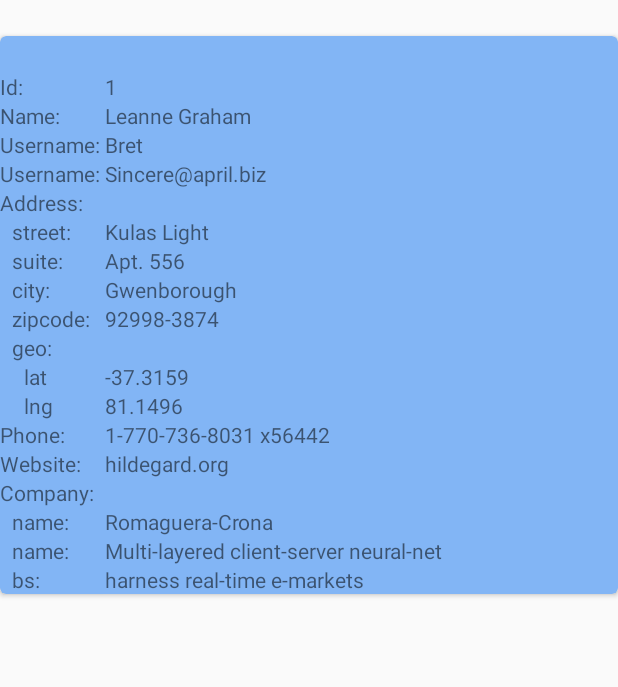
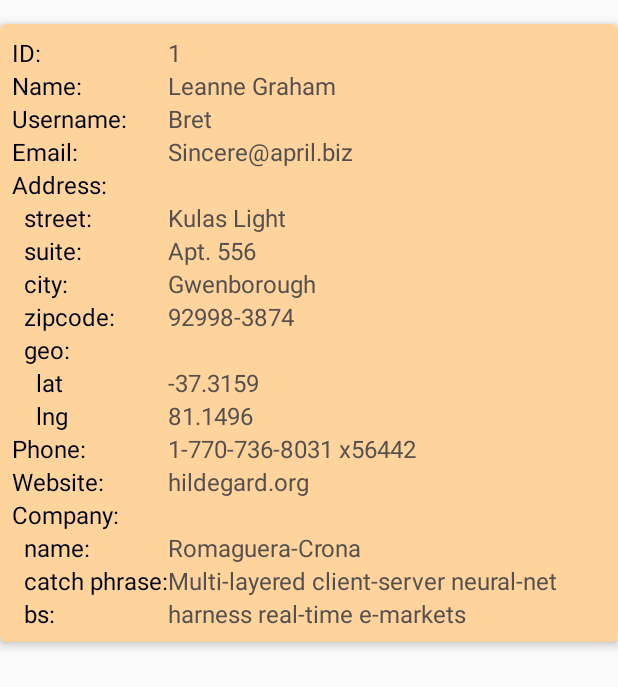
Before and after one commit to Teshimoto/RetrofitTest, an Android app: the layout list_item.xml on its own in the app's theme, with its tools: preview values and no code run, on a phone screen of 412 x 824 dp. Shown: the top 687 px of the screen. Run offline under Robolectric (Android 15) with nearby library versions, the phone set to English and light mode, and no system bars.

Commit message:
finish homework

```diff
--- a/app/build.gradle
+++ b/app/build.gradle
@@ -17,6 +17,9 @@ android {
             proguardFiles getDefaultProguardFile('proguard-android-optimize.txt'), 'proguard-rules.pro'
         }
     }
+    dataBinding {
+        enabled true
+    }
 }
 
 dependencies {
@@ -28,8 +31,8 @@ dependencies {
 
     implementation 'com.squareup.retrofit2:retrofit:2.6.2'
     implementation 'com.squareup.retrofit2:converter-gson:2.6.2'
+    implementation 'com.google.code.gson:gson:2.8.5'
 
-    implementation 'com.google.code.gson:gson:2.8.5'
     testImplementation 'junit:junit:4.12'
     androidTestImplementation 'androidx.test:runner:1.2.0'
     androidTestImplementation 'androidx.test.espresso:espresso-core:3.2.0'
--- a/app/src/main/java/com/example/retrofit/Backend.java
+++ b/app/src/main/java/com/example/retrofit/Backend.java
@@ -1,6 +1,6 @@
 package com.example.retrofit;
 
-import com.example.retrofit.POJO.User;
+import com.example.retrofit.pojo.User;
 
 import java.util.List;
 
--- a/app/src/main/java/com/example/retrofit/BackendModule.java
+++ b/app/src/main/java/com/example/retrofit/BackendModule.java
@@ -1,6 +1,6 @@
 package com.example.retrofit;
 
-import com.example.retrofit.POJO.User;
+import com.example.retrofit.pojo.User;
 
 import java.util.ArrayList;
 import java.util.List;
--- a/app/src/main/java/com/example/retrofit/MainActivity.java
+++ b/app/src/main/java/com/example/retrofit/MainActivity.java
@@ -1,11 +1,4 @@
 package com.example.retrofit;
-
-import androidx.annotation.NonNull;
-import androidx.appcompat.app.AppCompatActivity;
-import androidx.core.app.ActivityCompat;
-import androidx.recyclerview.widget.LinearLayoutManager;
-import androidx.recyclerview.widget.RecyclerView;
-import androidx.swiperefreshlayout.widget.SwipeRefreshLayout;
 
 import android.Manifest;
 import android.content.pm.PackageManager;
@@ -14,10 +7,18 @@ import android.util.Log;
 import android.view.LayoutInflater;
 import android.view.View;
 import android.view.ViewGroup;
-import android.widget.TextView;
 import android.widget.Toast;
 
-import com.example.retrofit.POJO.User;
+import androidx.annotation.NonNull;
+import androidx.appcompat.app.AppCompatActivity;
+import androidx.core.app.ActivityCompat;
+import androidx.databinding.DataBindingUtil;
+import androidx.recyclerview.widget.LinearLayoutManager;
+import androidx.recyclerview.widget.RecyclerView;
+import androidx.swiperefreshlayout.widget.SwipeRefreshLayout;
+
+import com.example.retrofit.databinding.ListItemBinding;
+import com.example.retrofit.pojo.User;
 
 import java.util.ArrayList;
 import java.util.List;
@@ -115,12 +116,13 @@ public class MainActivity extends AppCompatActivity {
 
         @Override
         public ViewHolder onCreateViewHolder(final ViewGroup parent, final int viewType) {
-            return new ViewHolder(mInflater.inflate(android.R.layout.simple_list_item_1, parent, false));
+            ListItemBinding binding = DataBindingUtil.inflate(mInflater, R.layout.list_item, parent, false);
+            return new ViewHolder(binding.getRoot());
         }
 
         @Override
         public void onBindViewHolder(final ViewHolder holder, final int position) {
-            holder.titleTextView.setText(mUsers.get(position).userName);
+            holder.binding.setUser(mUsers.get(position));
         }
 
         @Override
@@ -135,12 +137,11 @@ public class MainActivity extends AppCompatActivity {
 
         public class ViewHolder extends RecyclerView.ViewHolder {
 
-            public final TextView titleTextView;
+            ListItemBinding binding;
 
-            public ViewHolder(final View itemView) {
-                super(itemView);
-
-                titleTextView = itemView.findViewById(android.R.id.text1);
+            public ViewHolder(final View view) {
+                super(view);
+                this.binding = DataBindingUtil.bind(view);
             }
         }
     }
--- a/app/src/main/java/com/example/retrofit/POJO/Address.java
+++ b/app/src/main/java/com/example/retrofit/pojo/Address.java
@@ -1,8 +1,6 @@
-package com.example.retrofit.POJO;
+package com.example.retrofit.pojo;
 
 import com.google.gson.annotations.SerializedName;
-
-import java.util.List;
 
 public class Address {
 
--- a/app/src/main/java/com/example/retrofit/POJO/Company.java
+++ b/app/src/main/java/com/example/retrofit/pojo/Company.java
@@ -1,4 +1,4 @@
-package com.example.retrofit.POJO;
+package com.example.retrofit.pojo;
 
 import com.google.gson.annotations.SerializedName;
 
--- a/app/src/main/java/com/example/retrofit/POJO/Geo.java
+++ b/app/src/main/java/com/example/retrofit/pojo/Geo.java
@@ -1,4 +1,4 @@
-package com.example.retrofit.POJO;
+package com.example.retrofit.pojo;
 
 import com.google.gson.annotations.SerializedName;
 
--- a/app/src/main/java/com/example/retrofit/POJO/ResponseUsers.java
+++ b/app/src/main/java/com/example/retrofit/pojo/ResponseUsers.java
@@ -1,4 +1,4 @@
-package com.example.retrofit.POJO;
+package com.example.retrofit.pojo;
 
 import com.google.gson.annotations.SerializedName;
 
--- a/app/src/main/java/com/example/retrofit/POJO/User.java
+++ b/app/src/main/java/com/example/retrofit/pojo/User.java
@@ -1,8 +1,6 @@
-package com.example.retrofit.POJO;
+package com.example.retrofit.pojo;
 
 import com.google.gson.annotations.SerializedName;
-
-import java.util.List;
 
 public class User {
 
@@ -28,9 +26,9 @@ public class User {
 	public String webSite;
 
 	@SerializedName("company")
-	public Company companies;
+	public Company company;
 
-	public User(long id, String name, String userName, String email, Address addresses, String phone, String webSite, Company companies) {
+	public User(long id, String name, String userName, String email, Address addresses, String phone, String webSite, Company company) {
 		this.id = id;
 		this.name = name;
 		this.userName = userName;
@@ -38,6 +36,6 @@ public class User {
 		this.addresses = addresses;
 		this.phone = phone;
 		this.webSite = webSite;
-		this.companies = companies;
+		this.company = company;
 	}
 }
--- a/app/src/main/res/layout/activity_main.xml
+++ b/app/src/main/res/layout/activity_main.xml
@@ -5,8 +5,9 @@
     android:id="@+id/view_swipe_refresh_layout"
     android:layout_width="match_parent"
     android:layout_height="match_parent"
-    android:layout_marginLeft="16dp"
-    android:layout_marginRight="16dp"
+    android:paddingLeft="16dp"
+    android:paddingRight="16dp"
+    android:background="@color/colorBG"
     tools:context="com.example.retrofit.MainActivity">
 
     <androidx.recyclerview.widget.RecyclerView
--- a/app/src/main/res/layout/list_item.xml
+++ b/app/src/main/res/layout/list_item.xml
@@ -1,266 +1,228 @@
 <?xml version="1.0" encoding="utf-8"?>
+<layout xmlns:android="http://schemas.android.com/apk/res/android"
+    xmlns:app="http://schemas.android.com/apk/res-auto"
+    xmlns:tools="http://schemas.android.com/tools">
+    <data>
+        <variable
+            name="User"
+            type="com.example.retrofit.pojo.User" />
+    </data>
 
-<androidx.cardview.widget.CardView xmlns:android="http://schemas.android.com/apk/res/android"
-    xmlns:app="http://schemas.android.com/apk/res-auto"
-    xmlns:tools="http://schemas.android.com/tools"
+    <androidx.cardview.widget.CardView
         android:orientation="vertical"
         android:layout_width="match_parent"
         android:layout_height="wrap_content"
-    android:layout_column="2"
-    android:layout_marginTop="24dp"
-    app:cardBackgroundColor="@color/colorCard"
-    app:cardCornerRadius="4dp">
+        app:cardElevation="4dp"
+        app:cardCornerRadius="4dp"
+        app:contentPadding="8dp"
+        android:layout_marginTop="16dp"
+        app:cardBackgroundColor="@color/colorCard" >
 
         <GridLayout
             android:orientation="vertical"
             android:layout_width="match_parent"
             android:layout_height="wrap_content"
-        android:layout_column="2"
-        android:layout_marginTop="24dp">
+            android:columnCount="2">
 
             <TextView
-            android:layout_width="wrap_content"
-            android:layout_height="wrap_content"
-            android:text="Id: "
-            android:layout_gravity="fill_horizontal"
+                android:text="ID: "
                 android:layout_row="0"
-            android:layout_column="0"/>
+                android:layout_column="0"
+                style="@style/TextView.Primary"/>
             <TextView
-            android:id="@+id/user_id"
-            android:layout_width="wrap_content"
-            android:layout_height="wrap_content"
-            android:layout_gravity="fill_horizontal"
-            tools:text="1"
                 android:layout_row="0"
                 android:layout_column="1"
-            android:layout_columnSpan="2"/>
+                android:text="@{String.valueOf(User.id)}"
+                tools:text="1"
+                style="@style/TextView.Secondary"/>
 
             <!-- Name   -->
             <TextView
-            android:layout_width="wrap_content"
-            android:layout_height="wrap_content"
                 android:text="Name: "
                 android:layout_row="1"
-            android:layout_column="0"/>
+                android:layout_column="0"
+                style="@style/TextView.Primary"/>
             <TextView
-            android:id="@+id/name"
-            android:layout_width="wrap_content"
-            android:layout_height="wrap_content"
+                android:layout_row="1"
+                android:layout_column="1"
+                android:text="@{User.name}"
                 tools:text="Leanne Graham"
-            android:layout_row="1"
-            android:layout_column="1"/>
+                style="@style/TextView.Secondary"/>
 
             <!-- Username   -->
             <TextView
-            android:layout_width="wrap_content"
-            android:layout_height="wrap_content"
                 android:text="Username: "
                 android:layout_row="2"
-            android:layout_column="0"/>
+                android:layout_column="0"
+                style="@style/TextView.Primary"/>
             <TextView
                 android:id="@+id/user_name"
-            android:layout_width="wrap_content"
-            android:layout_height="wrap_content"
+                android:layout_row="2"
+                android:layout_column="1"
+                android:text="@{User.userName}"
                 tools:text="Bret"
-            android:layout_row="2"
-            android:layout_column="1"/>
+                style="@style/TextView.Secondary"/>
 
             <!-- Email   -->
             <TextView
-            android:layout_width="wrap_content"
-            android:layout_height="wrap_content"
-            android:text="Username: "
+                android:text="Email: "
                 android:layout_row="3"
-            android:layout_column="0"/>
+                android:layout_column="0"
+                style="@style/TextView.Primary"/>
             <TextView
-            android:id="@+id/email"
-            android:layout_width="wrap_content"
-            android:layout_height="wrap_content"
+                android:layout_row="3"
+                android:layout_column="1"
+                android:text="@{User.email}"
                 tools:text="Sincere@april.biz"
-            android:layout_row="3"
-            android:layout_column="1"/>
+                style="@style/TextView.Secondary"/>
 
             <!-- Address   -->
             <TextView
-            android:layout_width="wrap_content"
-            android:layout_height="wrap_content"
                 android:text="Address: "
                 android:layout_row="4"
-            android:layout_column="0"/>
+                android:layout_column="0"
+                style="@style/TextView.Primary"/>
             <TextView
-            android:layout_width="wrap_content"
-            android:layout_height="wrap_content"
                 android:text="street:"
                 android:layout_row="5"
                 android:layout_column="0"
-            android:layout_marginLeft="8dp"/>
+                style="@style/TextView.Primary.Inner1"/>
             <TextView
-            android:id="@+id/address_street"
-            android:layout_width="wrap_content"
-            android:layout_height="wrap_content"
+                android:layout_row="5"
+                android:layout_column="1"
+                android:text="@{User.addresses.street}"
                 tools:text="Kulas Light"
-            android:layout_row="5"
-            android:layout_column="1"/>
+                style="@style/TextView.Secondary"/>
 
             <TextView
-            android:layout_width="wrap_content"
-            android:layout_height="wrap_content"
                 android:text="suite:"
                 android:layout_row="6"
                 android:layout_column="0"
-            android:layout_marginLeft="8dp"/>
+                style="@style/TextView.Primary.Inner1"/>
             <TextView
-            android:id="@+id/address_suite"
-            android:layout_width="wrap_content"
-            android:layout_height="wrap_content"
+                android:layout_row="6"
+                android:layout_column="1"
+                android:text="@{User.addresses.suite}"
                 tools:text="Apt. 556"
-            android:layout_row="6"
-            android:layout_column="1"/>
+                style="@style/TextView.Secondary"/>
 
             <TextView
-            android:layout_width="wrap_content"
-            android:layout_height="wrap_content"
                 android:text="city:"
                 android:layout_row="7"
                 android:layout_column="0"
-            android:layout_marginLeft="8dp"/>
+                style="@style/TextView.Primary.Inner1"/>
             <TextView
-            android:id="@+id/address_city"
-            android:layout_width="wrap_content"
-            android:layout_height="wrap_content"
+                android:layout_row="7"
+                android:layout_column="1"
+                android:text="@{User.addresses.city}"
                 tools:text="Gwenborough"
-            android:layout_row="7"
-            android:layout_column="1"/>
+                style="@style/TextView.Secondary"/>
 
             <TextView
-            android:layout_width="wrap_content"
-            android:layout_height="wrap_content"
                 android:text="zipcode:"
                 android:layout_row="8"
                 android:layout_column="0"
-            android:layout_marginLeft="8dp"/>
+                style="@style/TextView.Primary.Inner1"/>
             <TextView
-            android:id="@+id/address_zipcode"
-            android:layout_width="wrap_content"
-            android:layout_height="wrap_content"
+                android:layout_row="8"
+                android:layout_column="1"
+                android:text="@{User.addresses.zipcode}"
                 tools:text="92998-3874"
-            android:layout_row="8"
-            android:layout_column="1"/>
+                style="@style/TextView.Secondary"/>
             <TextView
-            android:layout_width="wrap_content"
-            android:layout_height="wrap_content"
                 android:text="geo:"
                 android:layout_row="9"
                 android:layout_column="0"
-            android:layout_marginLeft="8dp"/>
+                style="@style/TextView.Primary.Inner1"/>
             <TextView
-            android:layout_width="wrap_content"
-            android:layout_height="wrap_content"
                 android:text="lat"
                 android:layout_row="10"
                 android:layout_column="0"
-            android:layout_marginLeft="16dp"/>
+                style="@style/TextView.Primary.Inner2"/>
             <TextView
-            android:id="@+id/geo_lat"
-            android:layout_width="wrap_content"
-            android:layout_height="wrap_content"
-            android:text="-37.3159"
                 android:layout_row="10"
-            android:layout_column="1"/>
+                android:layout_column="1"
+                android:text="@{User.addresses.geo.lat}"
+                tools:text="-37.3159"
+                style="@style/TextView.Secondary"/>
             <TextView
-            android:layout_width="wrap_content"
-            android:layout_height="wrap_content"
                 android:text="lng"
                 android:layout_row="11"
                 android:layout_column="0"
-            android:layout_marginLeft="16dp"/>
+                style="@style/TextView.Primary.Inner2"/>
             <TextView
-            android:id="@+id/geo_lng"
-            android:layout_width="wrap_content"
-            android:layout_height="wrap_content"
-            android:text="81.1496"
                 android:layout_row="11"
-            android:layout_column="1"/>
+                android:layout_column="1"
+                android:text="@{User.addresses.geo.lng}"
+                tools:text="81.1496"
+                style="@style/TextView.Secondary"/>
 
             <!-- Phone   -->
             <TextView
-            android:layout_width="wrap_content"
-            android:layout_height="wrap_content"
                 android:text="Phone: "
                 android:layout_row="12"
-            android:layout_column="0"/>
+                android:layout_column="0"
+                style="@style/TextView.Primary"/>
             <TextView
-            android:id="@+id/phone"
-            android:layout_width="wrap_content"
-            android:layout_height="wrap_content"
+                android:layout_row="12"
+                android:layout_column="1"
+                android:text="@{User.phone}"
                 tools:text="1-770-736-8031 x56442"
-            android:layout_row="12"
-            android:layout_column="1"/>
+                style="@style/TextView.Secondary"/>
 
             <!-- Website   -->
             <TextView
-            android:layout_width="wrap_content"
-            android:layout_height="wrap_content"
                 android:text="Website: "
                 android:layout_row="13"
-            android:layout_column="0"/>
+                android:layout_column="0"
+                style="@style/TextView.Primary"/>
             <TextView
-            android:id="@+id/website"
-            android:layout_width="wrap_content"
-            android:layout_height="wrap_content"
+                android:layout_row="13"
+                android:layout_column="1"
+                android:text="@{User.webSite}"
                 tools:text="hildegard.org"
-            android:layout_row="13"
-            android:layout_column="1"/>
+                style="@style/TextView.Secondary"/>
 
             <!-- Company   -->
             <TextView
-            android:layout_width="wrap_content"
-            android:layout_height="wrap_content"
                 android:text="Company: "
                 android:layout_row="14"
-            android:layout_column="0"/>
+                android:layout_column="0"
+                style="@style/TextView.Primary"/>
             <TextView
-            android:layout_width="wrap_content"
-            android:layout_height="wrap_content"
                 android:text="name:"
                 android:layout_row="15"
                 android:layout_column="0"
-            android:layout_marginLeft="8dp"/>
+                style="@style/TextView.Primary.Inner1"/>
             <TextView
-            android:id="@+id/company_name"
-            android:layout_width="wrap_content"
-            android:layout_height="wrap_content"
+                android:layout_row="15"
+                android:layout_column="1"
+                android:text="@{User.company.name}"
                 tools:text="Romaguera-Crona"
-            android:layout_row="15"
-            android:layout_column="1"/>
+                style="@style/TextView.Secondary"/>
             <TextView
-            android:layout_width="wrap_content"
-            android:layout_height="wrap_content"
-            android:text="name:"
+                android:text="catch phrase:"
                 android:layout_row="16"
                 android:layout_column="0"
-            android:layout_marginLeft="8dp"/>
+                style="@style/TextView.Primary.Inner1"/>
             <TextView
-            android:id="@+id/company_catch_phrase"
-            android:layout_width="wrap_content"
-            android:layout_height="wrap_content"
+                android:layout_row="16"
+                android:layout_column="1"
+                android:text="@{User.company.catchPhrase}"
                 tools:text="Multi-layered client-server neural-net"
-            android:layout_row="16"
-            android:layout_column="1"/>
+                style="@style/TextView.Secondary"/>
             <TextView
-            android:layout_width="wrap_content"
-            android:layout_height="wrap_content"
                 android:text="bs:"
                 android:layout_row="17"
                 android:layout_column="0"
-            android:layout_marginLeft="8dp"/>
+                style="@style/TextView.Primary.Inner1"/>
             <TextView
-            android:id="@+id/company_bs"
-            android:layout_width="wrap_content"
-            android:layout_height="wrap_content"
+                android:layout_row="17"
+                android:layout_column="1"
+                android:text="@{User.company.bs}"
                 tools:text="harness real-time e-markets"
-            android:layout_row="17"
-            android:layout_column="1"/>
+                style="@style/TextView.Secondary"/>
         </GridLayout>
 
     </androidx.cardview.widget.CardView>
+</layout>
--- a/app/src/main/res/values/colors.xml
+++ b/app/src/main/res/values/colors.xml
@@ -3,6 +3,9 @@
     <color name="colorPrimary">#008577</color>
     <color name="colorPrimaryDark">#00574B</color>
     <color name="colorAccent">#D81B60</color>
-    <color name="colorCard">#82B5F5</color>
+    <color name="colorCard">#FFD49C</color>
+    <color name="colorBG">#FFA026</color>
+    <color name="textPrimary">#01051B</color>
+    <color name="textSecondary">#555050</color>
 
 </resources>
--- a/app/src/main/res/values/styles.xml
+++ b/app/src/main/res/values/styles.xml
@@ -8,4 +8,35 @@
         <item name="colorAccent">@color/colorAccent</item>
     </style>
 
+    <!-- Theme of text in TextView-->
+    <style name="Text">
+        <item name="android:textSize">16sp</item>
+    </style>
+    <style name="Text.Primary">
+        <item name="android:textColor">@color/textPrimary</item>
+    </style>
+    <style name="Text.Secondary">
+        <item name="android:textColor">@color/textSecondary</item>
+    </style>
+
+    <!-- Theme of TextView-->
+    <style name="TextView">
+        <item name="android:layout_width">wrap_content</item>
+        <item name="android:layout_height">wrap_content</item>
+        <item name="android:layout_gravity">fill_horizontal</item>
+        <item name="android:textAppearance">@style/Text</item>
+    </style>
+    <style name="TextView.Primary">
+        <item name="android:textAppearance">@style/Text.Primary</item>
+    </style>
+    <style name="TextView.Primary.Inner1">
+        <item name="android:layout_marginLeft">8dp</item>
+    </style>
+    <style name="TextView.Primary.Inner2">
+        <item name="android:layout_marginLeft">16dp</item>
+    </style>
+    <style name="TextView.Secondary">
+        <item name="android:textAppearance">@style/Text.Secondary</item>
+    </style>
+
 </resources>
```
Lines whose indentation alone changed are shown as unchanged.
